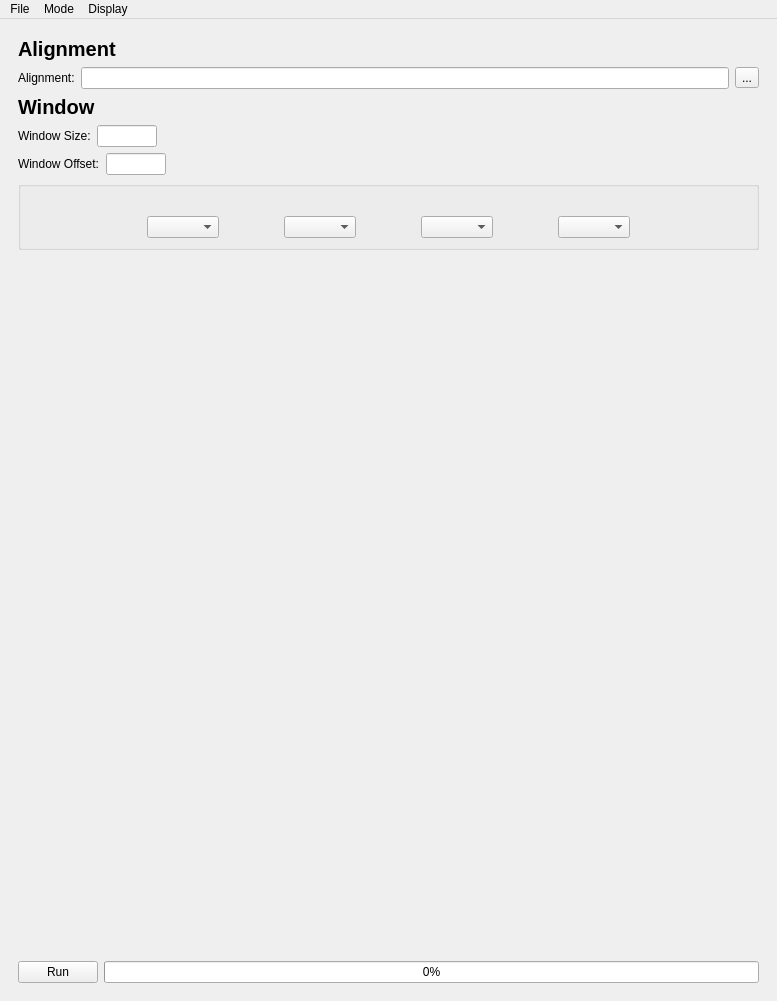
First picture: the form in module/gui_layout.ui, repository PeterDulworth/PhyloVis, before the edit.
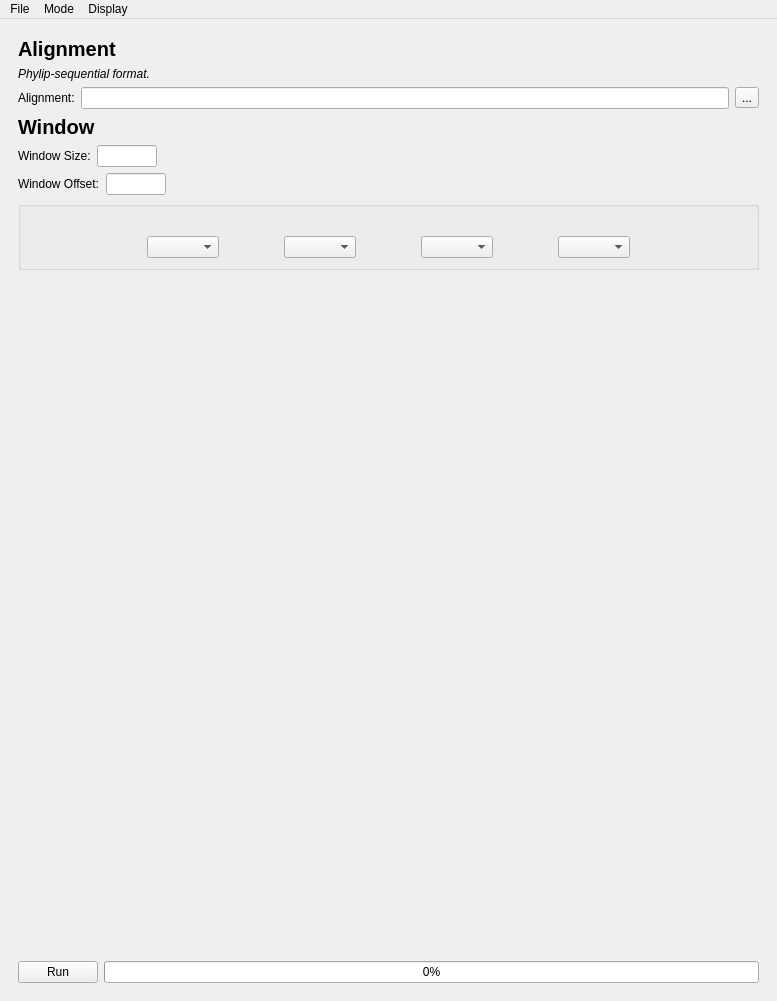
Second picture: the form after the edit. The open tabs and pages were chosen to show the change.

Commit message: trying to fix fonts on windows

What changed in the file:
```diff
--- a/module/gui_layout.ui
+++ b/module/gui_layout.ui
@@ -2201,6 +2201,18 @@
             </property>
            </widget>
           </item>
+          <item>
+           <widget class="QLabel" name="label_8">
+            <property name="font">
+             <font>
+              <italic>true</italic>
+             </font>
+            </property>
+            <property name="text">
+             <string>Phylip-sequential format.</string>
+            </property>
+           </widget>
+          </item>
           <item>
            <layout class="QHBoxLayout" name="horizontalLayout_3">
             <item>
```
Left out of the diff: 2 changed lines with no effect on the pictures. The commit also changes 2 other files.
